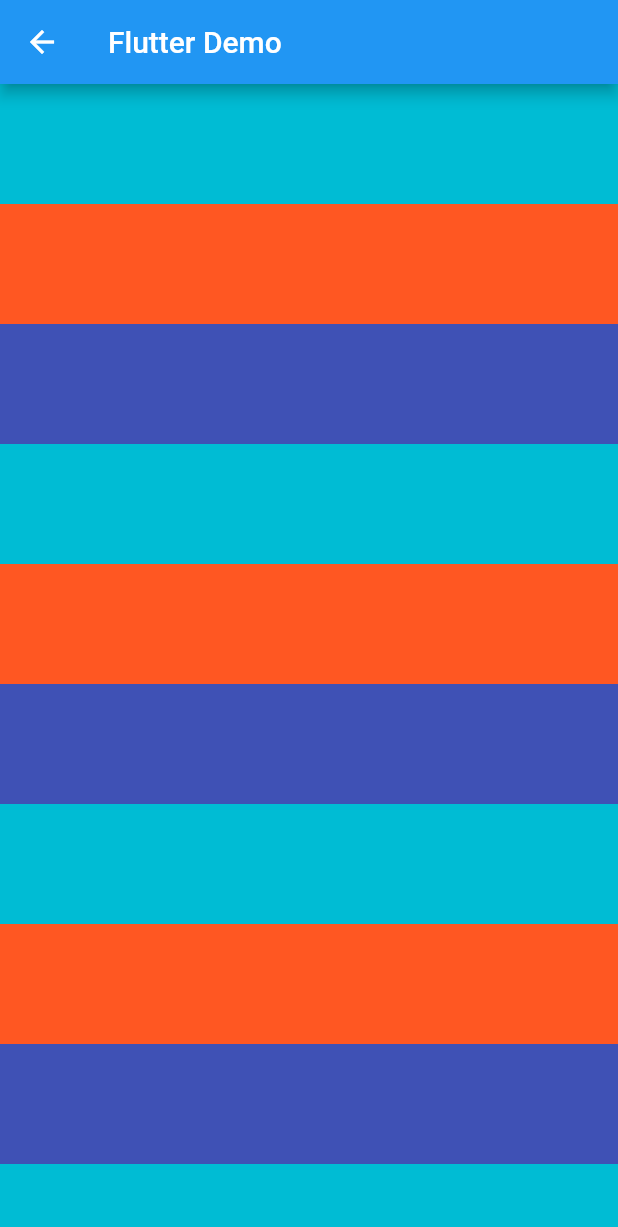
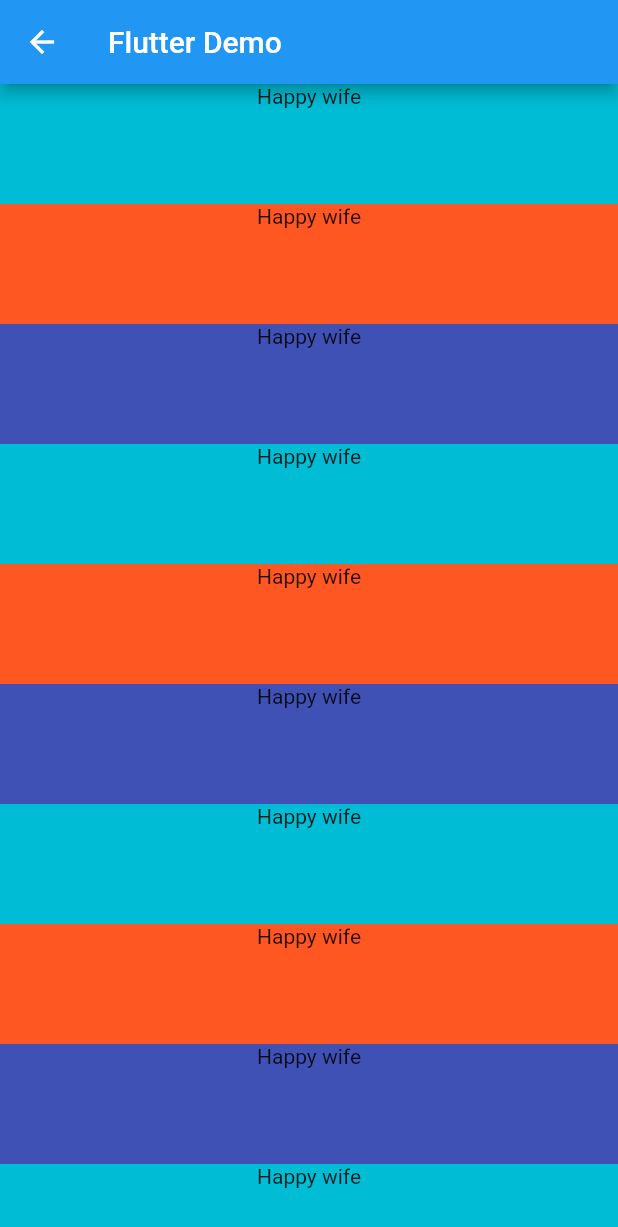
Before and after one commit to kohenro19/meigen_flutter_001, a Flutter app: the DetailPage screen opened directly, on a phone screen of 412 x 824 dp. Shown: the top 1227 px of the screen. Run offline on Flutter 3.47's test engine with Material 2 defaults, Android fonts, the phone set to English and light mode, and no system bars.

Commit message:
20221019r2

```diff
--- a/lib/detail_page.dart
+++ b/lib/detail_page.dart
@@ -1,5 +1,5 @@
 import 'package:flutter/material.dart';
-
+import 'note_card.dart';
 
 class DetailPage extends StatelessWidget {
   DetailPage({Key? key}) : super(key: key);
@@ -18,6 +18,10 @@ class DetailPage extends StatelessWidget {
           return Container(
             height: 80,
             color: colorList[index % colorList.length],
+            child: NoteCard(
+              title: "Happy wife",
+              author: "keita",
+            ),
           );
         },
       )
--- a/lib/main.dart
+++ b/lib/main.dart
@@ -4,7 +4,7 @@ import 'package:flutter/material.dart';
 import 'detail_page.dart';
 import 'detail_page2.dart';
 import 'detail_page3.dart';
-
+import 'note_card.dart';
 void main() {
   runApp(const MyApp());
 }
--- /dev/null
+++ b/lib/note_card.dart
@@ -0,0 +1,31 @@
+// kindacode.com
+// main.dart
+import 'package:flutter/material.dart';
+
+class NoteCard extends StatefulWidget {
+  final String title;
+  final String author;
+
+  const NoteCard({
+    required this.title,
+    required this.author,
+    Key? key}) : super(key: key);
+
+  @override
+  State<NoteCard> createState() => _NoteCardState();
+}
+
+class _NoteCardState extends State<NoteCard> {
+  @override
+  Widget build(BuildContext context) {
+    var card = Center(
+      child: Column(
+        children: [
+          Text(widget.title)
+        ],
+      ),
+    );
+
+    return card;
+  }
+}
```
